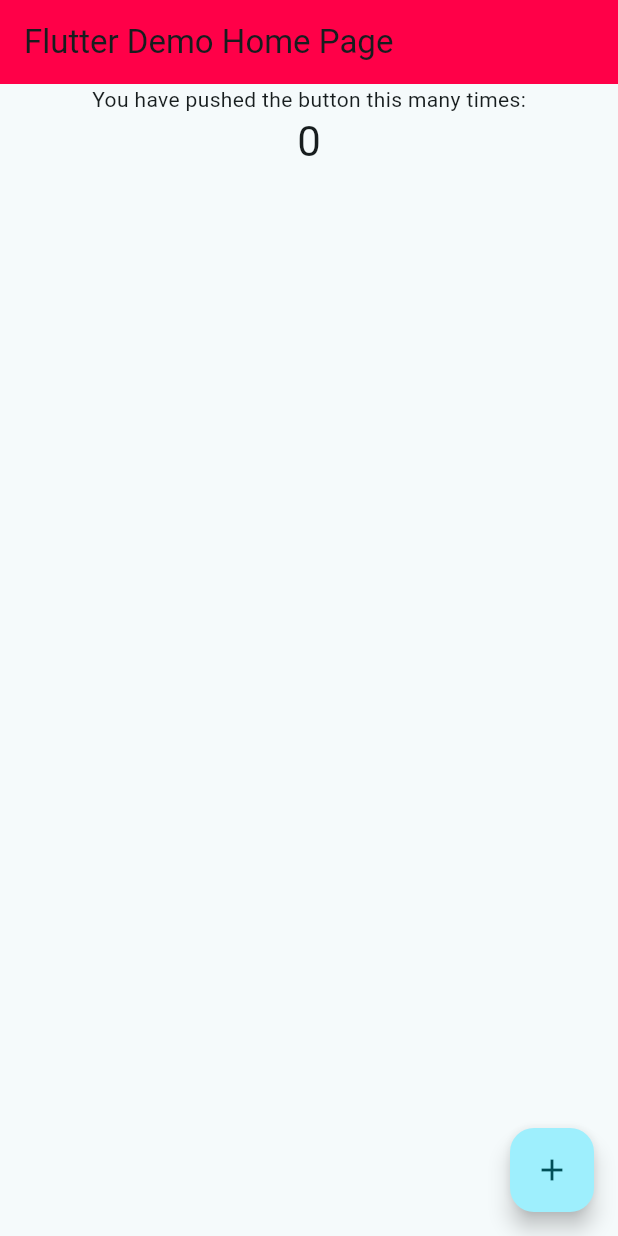
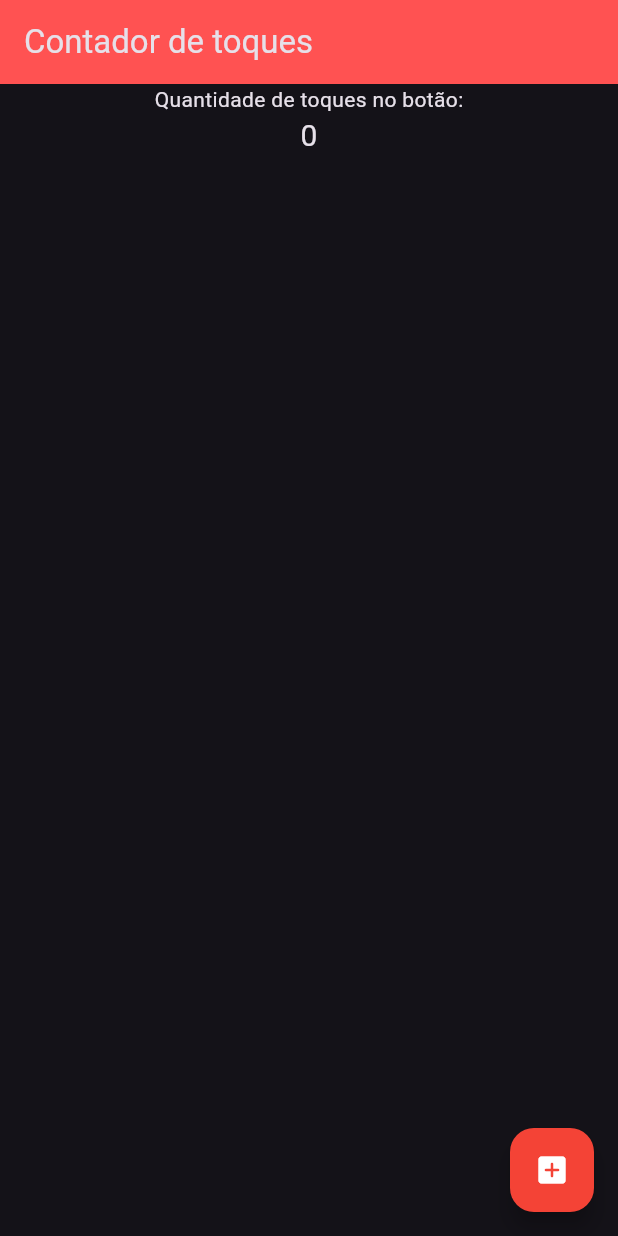
Before and after one commit to r47orr/flutter-app, a Flutter app: the screen it shows after launch, on a phone screen of 412 x 824 dp. Run offline on Flutter 3.47's test engine with Material 2 defaults, Android fonts, the phone set to English and light mode, and no system bars; our stand-ins replace google_fonts.

Commit message:
update app
* use dark theme by default

* translate texts on screen

* change colours and restyle button

* standardise used colours from base Colors object

```diff
--- a/app/lib/main.dart
+++ b/app/lib/main.dart
@@ -1,4 +1,5 @@
 import 'package:flutter/material.dart';
+import 'package:google_fonts/google_fonts.dart';
 
 void main() {
   runApp(const MyApp());
@@ -11,8 +12,8 @@ class MyApp extends StatelessWidget {
   @override
   Widget build(BuildContext context) {
     return MaterialApp(
-      title: 'Flutter Demo',
-      theme: ThemeData(
+      title: 'Demonstração do Flutter',
+      theme: ThemeData.dark(
         // This is the theme of your application.
         //
         // TRY THIS: Try running your application with "flutter run". You'll see
@@ -28,11 +29,10 @@ class MyApp extends StatelessWidget {
         //
         // This works for code too, not just values: Most code changes can be
         // tested with just a hot reload.
-        colorScheme:
-            ColorScheme.fromSeed(seedColor: Color.fromARGB(255, 255, 255, 255)),
+        // colorScheme: ColorScheme.fromSeed(seedColor: Colors.black87),
         useMaterial3: true,
       ),
-      home: const MyHomePage(title: 'Flutter Demo Home Page'),
+      home: const MyHomePage(title: 'Contador de toques'),
     );
   }
 }
@@ -82,8 +82,8 @@ class _MyHomePageState extends State<MyHomePage> {
         // TRY THIS: Try changing the color here to a specific color (to
         // Colors.amber, perhaps?) and trigger a hot reload to see the AppBar
         // change color while the other colors stay the same.
-        backgroundColor: const Color.fromARGB(
-            255, 255, 0, 72), //Theme.of(context).colorScheme.inversePrimary,
+        backgroundColor:
+            Colors.redAccent, //Theme.of(context).colorScheme.inversePrimary,
         // Here we take the value from the MyHomePage object that was created by
         // the App.build method, and use it to set our appbar title.
         title: Text(widget.title),
@@ -107,20 +107,22 @@ class _MyHomePageState extends State<MyHomePage> {
           // wireframe for each widget.
           mainAxisAlignment: MainAxisAlignment.start,
           children: <Widget>[
-            const Text(
-              'You have pushed the button this many times:',
-            ),
+            const Text('Quantidade de toques no botão:', style: TextStyle()),
             Text(
               '$_counter',
-              style: Theme.of(context).textTheme.headlineMedium,
+              style: const TextStyle(
+                fontSize: 20,
+              ),
             ),
           ],
         ),
       ),
       floatingActionButton: FloatingActionButton(
+        backgroundColor: Colors.red,
+        splashColor: Colors.black,
         onPressed: _incrementCounter,
-        tooltip: 'Increment',
-        child: const Icon(Icons.add),
+        tooltip: 'Acrescentar',
+        child: const Icon(Icons.add_box_rounded, color: Colors.white),
       ), // This trailing comma makes auto-formatting nicer for build methods.
     );
   }
```
